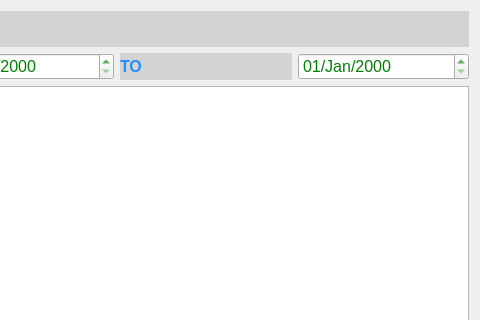
This is WareHouse/reportsdialog.ui in ZeroCoolHacker/Inventory as Qt 5 draws it before an edit; both pictures show x 246 to 726 and y 0 to 320 of the 726 by 436 pixel window. The edited form follows.
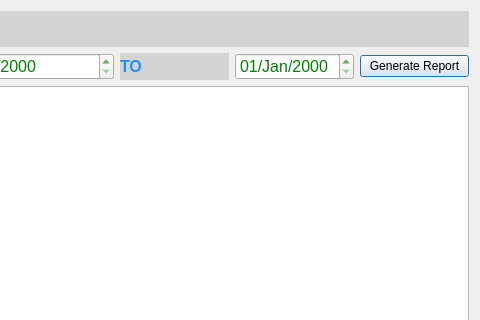
This is the edited form.

Commit message: Added the enum ReportType

Diff of the .ui file:
```diff
--- a/WareHouse/reportsdialog.ui
+++ b/WareHouse/reportsdialog.ui
@@ -84,6 +84,13 @@
          </property>
         </widget>
        </item>
+       <item>
+        <widget class="QPushButton" name="generate_report_pushbutton">
+         <property name="text">
+          <string>Generate Report</string>
+         </property>
+        </widget>
+       </item>
       </layout>
      </item>
     </layout>
```
The commit also changes 2 other files.
